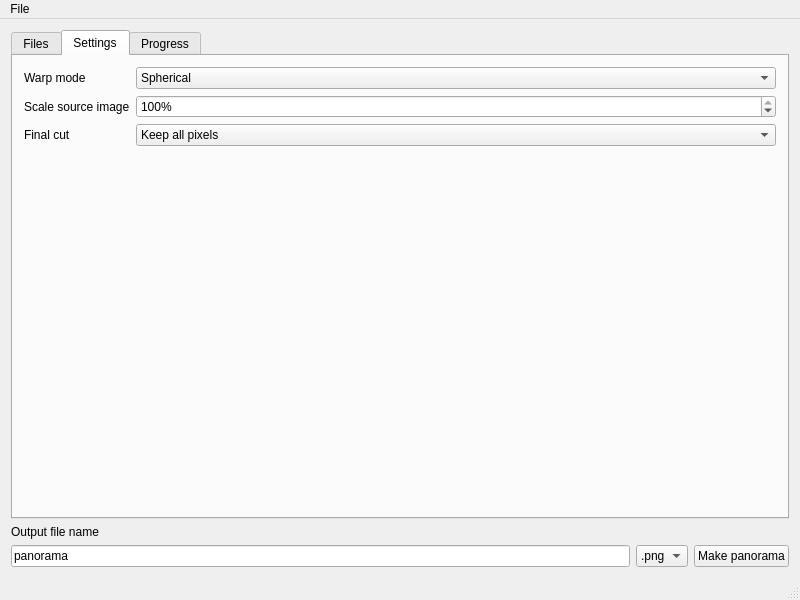
The window that mainwindow.ui (qchateau/AutoPanorama) describes before a commit, drawn with Qt 5.
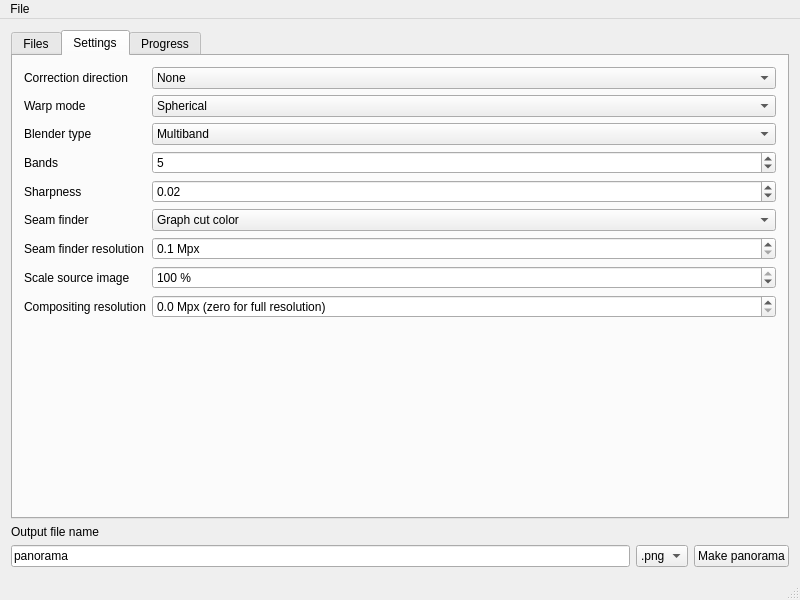
The same window after the commit. The open tabs and pages were chosen to show the change.

The edit to the form file:
```diff
--- a/mainwindow.ui
+++ b/mainwindow.ui
@@ -54,13 +54,39 @@
        </attribute>
        <layout class="QFormLayout" name="formLayout_2">
         <item row="0" column="0">
+         <widget class="QLabel" name="wavecorkind_label">
+          <property name="text">
+           <string>Correction direction</string>
+          </property>
+         </widget>
+        </item>
+        <item row="0" column="1">
+         <widget class="QComboBox" name="wavecorkind_combobox">
+          <item>
+           <property name="text">
+            <string>None</string>
+           </property>
+          </item>
+          <item>
+           <property name="text">
+            <string>Horizontal</string>
+           </property>
+          </item>
+          <item>
+           <property name="text">
+            <string>Vertical</string>
+           </property>
+          </item>
+         </widget>
+        </item>
+        <item row="1" column="0">
          <widget class="QLabel" name="cut_label">
           <property name="text">
            <string>Warp mode</string>
           </property>
          </widget>
         </item>
-        <item row="0" column="1">
+        <item row="1" column="1">
          <widget class="QComboBox" name="warpmode_combobox">
           <item>
            <property name="text">
@@ -82,30 +108,138 @@
         <item row="2" column="0">
          <widget class="QLabel" name="label">
           <property name="text">
-           <string>Scale source image</string>
+           <string>Blender type</string>
           </property>
          </widget>
         </item>
-        <item row="3" column="0">
-         <widget class="QLabel" name="warpmode_label">
-          <property name="text">
-           <string>Final cut</string>
-          </property>
-         </widget>
-        </item>
-        <item row="3" column="1">
-         <widget class="QComboBox" name="cut_combobox">
-          <item>
-           <property name="text">
-            <string>Keep all pixels</string>
-           </property>
-          </item>
-         </widget>
-        </item>
         <item row="2" column="1">
+         <widget class="QComboBox" name="blendertype_combobox">
+          <item>
+           <property name="text">
+            <string>Multiband</string>
+           </property>
+          </item>
+          <item>
+           <property name="text">
+            <string>Feather</string>
+           </property>
+          </item>
+         </widget>
+        </item>
+        <item row="4" column="0">
+         <widget class="QLabel" name="nbands_label">
+          <property name="text">
+           <string>Bands</string>
+          </property>
+         </widget>
+        </item>
+        <item row="4" column="1">
+         <widget class="QSpinBox" name="nbands_spinbox">
+          <property name="minimum">
+           <number>1</number>
+          </property>
+          <property name="maximum">
+           <number>100</number>
+          </property>
+          <property name="value">
+           <number>5</number>
+          </property>
+         </widget>
+        </item>
+        <item row="5" column="0">
+         <widget class="QLabel" name="sharpness_label">
+          <property name="enabled">
+           <bool>true</bool>
+          </property>
+          <property name="text">
+           <string>Sharpness</string>
+          </property>
+         </widget>
+        </item>
+        <item row="5" column="1">
+         <widget class="QDoubleSpinBox" name="sharpness_spinbox">
+          <property name="enabled">
+           <bool>true</bool>
+          </property>
+          <property name="maximum">
+           <double>1.000000000000000</double>
+          </property>
+          <property name="singleStep">
+           <double>0.010000000000000</double>
+          </property>
+          <property name="value">
+           <double>0.020000000000000</double>
+          </property>
+         </widget>
+        </item>
+        <item row="6" column="0">
+         <widget class="QLabel" name="seamfindermode_label">
+          <property name="text">
+           <string>Seam finder</string>
+          </property>
+         </widget>
+        </item>
+        <item row="6" column="1">
+         <widget class="QComboBox" name="seamfindermode_combobox">
+          <item>
+           <property name="text">
+            <string>Graph cut color</string>
+           </property>
+          </item>
+          <item>
+           <property name="text">
+            <string>Graph cut gradient</string>
+           </property>
+          </item>
+          <item>
+           <property name="text">
+            <string>Voronoi</string>
+           </property>
+          </item>
+          <item>
+           <property name="text">
+            <string>None</string>
+           </property>
+          </item>
+         </widget>
+        </item>
+        <item row="7" column="0">
+         <widget class="QLabel" name="seamfinderres_label">
+          <property name="text">
+           <string>Seam finder resolution</string>
+          </property>
+         </widget>
+        </item>
+        <item row="7" column="1">
+         <widget class="QDoubleSpinBox" name="seamfinderres_spinbox">
+          <property name="suffix">
+           <string> Mpx</string>
+          </property>
+          <property name="decimals">
+           <number>1</number>
+          </property>
+          <property name="minimum">
+           <double>0.100000000000000</double>
+          </property>
+          <property name="maximum">
+           <double>10.000000000000000</double>
+          </property>
+          <property name="singleStep">
+           <double>0.100000000000000</double>
+          </property>
+         </widget>
+        </item>
+        <item row="8" column="0">
+         <widget class="QLabel" name="downscale_label">
+          <property name="text">
+           <string>Scale source image</string>
+          </property>
+         </widget>
+        </item>
+        <item row="8" column="1">
          <widget class="QDoubleSpinBox" name="downscale_spinbox">
           <property name="suffix">
-           <string>%</string>
+           <string> %</string>
           </property>
           <property name="decimals">
            <number>0</number>
@@ -124,6 +258,29 @@
           </property>
          </widget>
         </item>
+        <item row="9" column="0">
+         <widget class="QLabel" name="compositingres_label">
+          <property name="text">
+           <string>Compositing resolution</string>
+          </property>
+         </widget>
+        </item>
+        <item row="9" column="1">
+         <widget class="QDoubleSpinBox" name="compositingres_spinbox">
+          <property name="prefix">
+           <string/>
+          </property>
+          <property name="suffix">
+           <string> Mpx (zero for full resolution)</string>
+          </property>
+          <property name="decimals">
+           <number>1</number>
+          </property>
+          <property name="maximum">
+           <double>100.000000000000000</double>
+          </property>
+         </widget>
+        </item>
        </layout>
       </widget>
       <widget class="QWidget" name="tabProgress">
```
Left out of the diff: 19 changed lines with no effect on the pictures.
